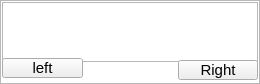
This is Game/window/talkwindow.ui in junyuan-fang/2D-game as Qt 5 draws it before an edit. The edited form follows.
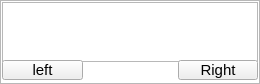
This is the edited form. Icons and pictures are not drawn.

Commit message: move login class to window directory

Diff of the .ui file:
```diff
--- a/Game/window/talkwindow.ui
+++ b/Game/window/talkwindow.ui
@@ -56,7 +56,7 @@
    <property name="geometry">
     <rect>
      <x>2</x>
-     <y>58</y>
+     <y>60</y>
      <width>81</width>
      <height>20</height>
     </rect>
```
The commit also changes 4 other files.
